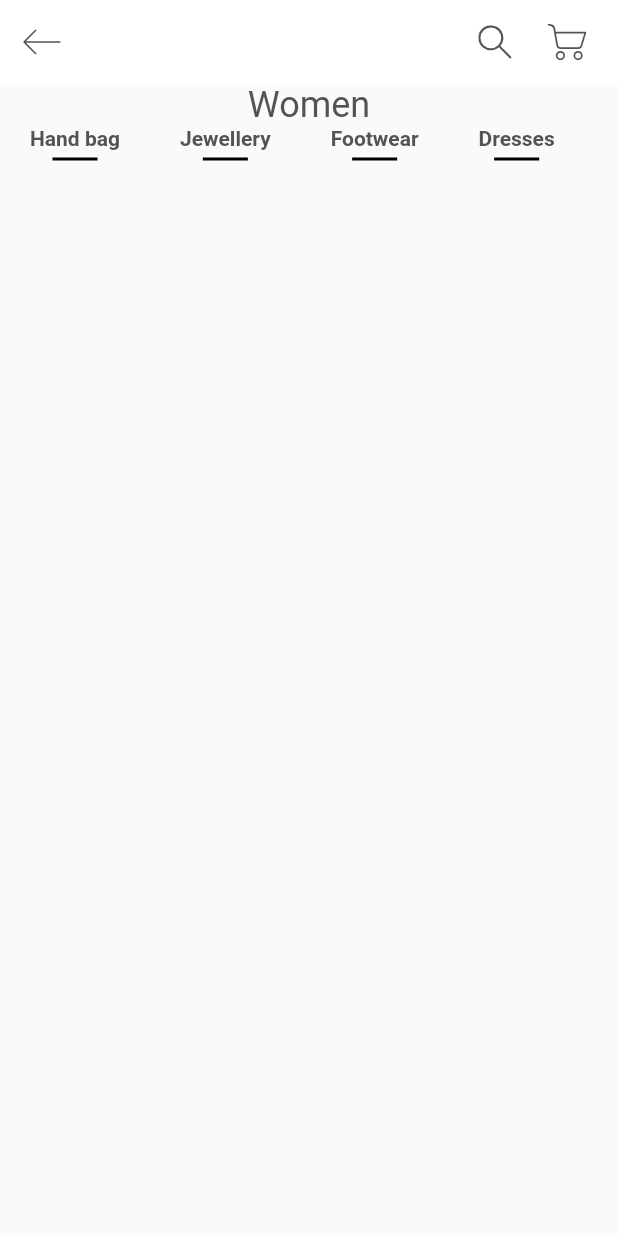
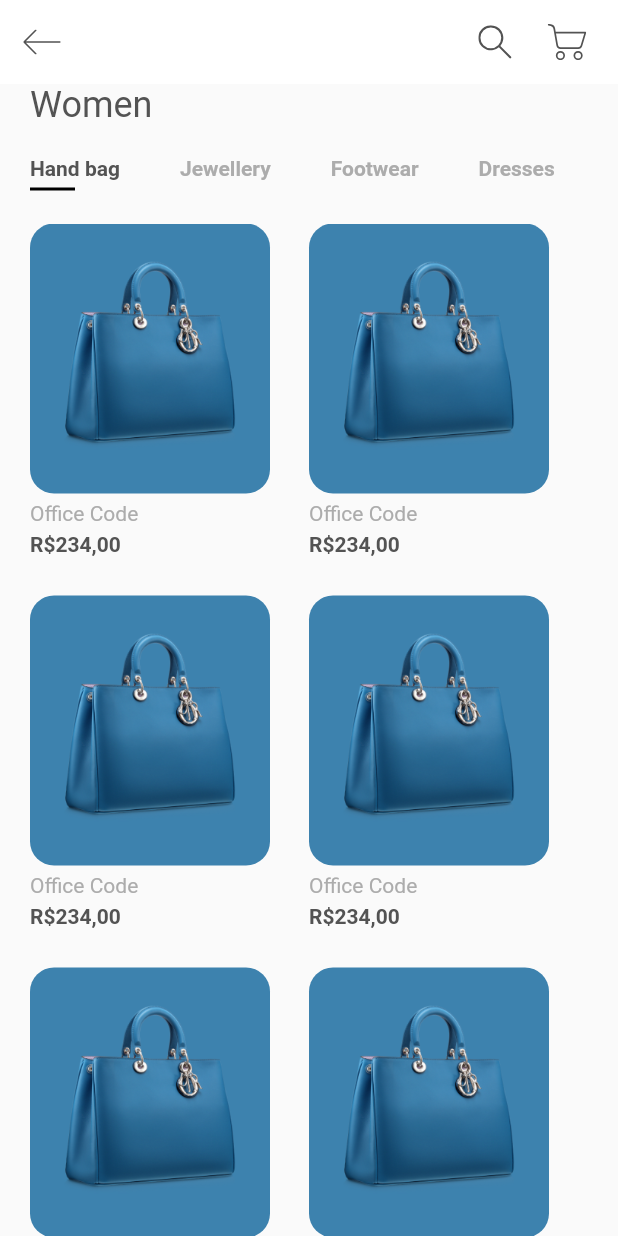
Before and after one commit to Nayane-19/first_project_flutter, a Flutter app: the screen it shows after launch, on a phone screen of 412 x 824 dp. Run offline on Flutter 3.47's test engine with Material 2 defaults, Android fonts, the phone set to English and light mode, and no system bars; our stand-ins replace flutter_svg.

Commit message:
return grid products at initial page

```diff
--- a/lib/components/body.dart
+++ b/lib/components/body.dart
@@ -1,4 +1,6 @@
+import 'package:first_project/components/categories.dart';
 import 'package:first_project/constants.dart';
+import 'package:first_project/models/product.dart';
 import 'package:flutter/material.dart';
 
 class Body extends StatelessWidget {
@@ -7,70 +9,63 @@ class Body extends StatelessWidget {
   @override
   Widget build(BuildContext context) {
     return Column(
+      crossAxisAlignment: CrossAxisAlignment.start,
       children: <Widget>[
         Padding(
           padding: const EdgeInsets.symmetric(horizontal: kDefaultPaddin),
-          child: Text("Women", style: Theme.of(context).textTheme.headline5),
+          child: Text(
+            "Women",
+            style: Theme.of(context).textTheme.headline5,
+          ),
         ),
-        Categories()
+        Categories(),
+        Expanded(
+          child: Padding(
+            padding: const EdgeInsets.symmetric(horizontal: kDefaultPaddin),
+            child: GridView.builder(
+              itemCount: products.length,
+              gridDelegate: SliverGridDelegateWithFixedCrossAxisCount(
+                  crossAxisCount: 2, childAspectRatio: 0.75),
+              itemBuilder: (context, index) => ItemCard(),
+            ),
+          ),
+        )
       ],
     );
   }
 }
 
-class Categories extends StatefulWidget {
-  const Categories({Key? key}) : super(key: key);
-
-  @override
-  State<Categories> createState() => _CategoriesState();
-}
-
-class _CategoriesState extends State<Categories>
-    with SingleTickerProviderStateMixin {
-  late AnimationController _controller;
-  List<String> categories = ["Hand bag", "Jewellery", "Footwear", "Dresses"];
-  int selectedIndex = 0;
-
-  @override
-  void initState() {
-    super.initState();
-    _controller = AnimationController(vsync: this);
-  }
-
-  @override
-  void dispose() {
-    super.dispose();
-    _controller.dispose();
-  }
+class ItemCard extends StatelessWidget {
+  final Product? product;
+  final Function? press;
+  const ItemCard({Key? key, this.product, this.press}) : super(key: key);
 
   @override
   Widget build(BuildContext context) {
-    return SizedBox(
-      height: 25,
-      child: ListView.builder(
-          scrollDirection: Axis.horizontal,
-          itemCount: categories.length,
-          itemBuilder: (context, index) => buildCategory(index)),
-    );
-  }
-
-  Widget buildCategory(int index) {
-    return Padding(
-      padding: const EdgeInsets.symmetric(horizontal: kDefaultPaddin),
-      child: Column(
-        children: [
-          Text(
-            categories[index],
-            style: TextStyle(fontWeight: FontWeight.bold, color: kTextColor),
+    return Column(
+      crossAxisAlignment: CrossAxisAlignment.start,
+      children: [
+        Container(
+          padding: EdgeInsets.all(kDefaultPaddin),
+          height: 180,
+          width: 160,
+          decoration: BoxDecoration(
+              color: products[0].color,
+              borderRadius: BorderRadius.circular(16)),
+          child: Image.asset(products[0].image.toString()),
+        ),
+        Padding(
+          padding: const EdgeInsets.symmetric(vertical: kDefaultPaddin / 4),
+          child: Text(
+            products[0].title.toString(),
+            style: TextStyle(color: kTextLightColor),
           ),
-          Container(
-            margin: EdgeInsets.only(top: kDefaultPaddin / 4),
-            height: 2,
-            width: 30,
-            color: Colors.black,
-          )
-        ],
-      ),
+        ),
+        Text(
+          "R\$234,00",
+          style: TextStyle(fontWeight: FontWeight.bold),
+        )
+      ],
     );
   }
 }
--- /dev/null
+++ b/lib/components/categories.dart
@@ -0,0 +1,73 @@
+import 'package:first_project/constants.dart';
+import 'package:flutter/material.dart';
+
+class Categories extends StatefulWidget {
+  const Categories({Key? key}) : super(key: key);
+
+  @override
+  State<Categories> createState() => _CategoriesState();
+}
+
+class _CategoriesState extends State<Categories>
+    with SingleTickerProviderStateMixin {
+  late AnimationController _controller;
+  List<String> categories = ["Hand bag", "Jewellery", "Footwear", "Dresses"];
+  int selectedIndex = 0;
+
+  @override
+  void initState() {
+    super.initState();
+    _controller = AnimationController(vsync: this);
+  }
+
+  @override
+  void dispose() {
+    super.dispose();
+    _controller.dispose();
+  }
+
+  @override
+  Widget build(BuildContext context) {
+    return Padding(
+      padding: const EdgeInsets.symmetric(vertical: kDefaultPaddin),
+      child: SizedBox(
+        height: 25,
+        child: ListView.builder(
+            scrollDirection: Axis.horizontal,
+            itemCount: categories.length,
+            itemBuilder: (context, index) => buildCategory(index)),
+      ),
+    );
+  }
+
+  Widget buildCategory(int index) {
+    return GestureDetector(
+        onTap: () {
+          setState(() {
+            selectedIndex = index;
+          });
+        },
+        child: Padding(
+          padding: const EdgeInsets.symmetric(horizontal: kDefaultPaddin),
+          child: Column(
+            crossAxisAlignment: CrossAxisAlignment.start,
+            children: [
+              Text(
+                categories[index],
+                style: TextStyle(
+                    fontWeight: FontWeight.bold,
+                    color:
+                        selectedIndex == index ? kTextColor : kTextLightColor),
+              ),
+              Container(
+                margin: EdgeInsets.only(top: kDefaultPaddin / 4),
+                height: 2,
+                width: 30,
+                color:
+                    selectedIndex == index ? Colors.black : Colors.transparent,
+              )
+            ],
+          ),
+        ));
+  }
+}
--- a/lib/main.dart
+++ b/lib/main.dart
@@ -1,5 +1,5 @@
 import 'package:first_project/constants.dart';
-import 'package:first_project/models/screens/home_screen.dart';
+import 'package:first_project/screens/home_screen.dart';
 import 'package:flutter/material.dart';
 
 void main() {
--- a/lib/models/product.dart
+++ b/lib/models/product.dart
@@ -1,9 +1,9 @@
 import 'package:flutter/material.dart';
 
 class Product {
-  final String image, title, description;
-  final int price, size, id;
-  final Color color;
+  final String? image, title, description;
+  final int? price, size, id;
+  final Color? color;
   Product({
     this.id,
     this.image,
```
Also changed, not shown: assets/icons/Pintor_.png (added), assets/icons/fundo.png (added), lib/screens/home_screen.dart (renamed from lib/models/screens/home_screen.dart).
